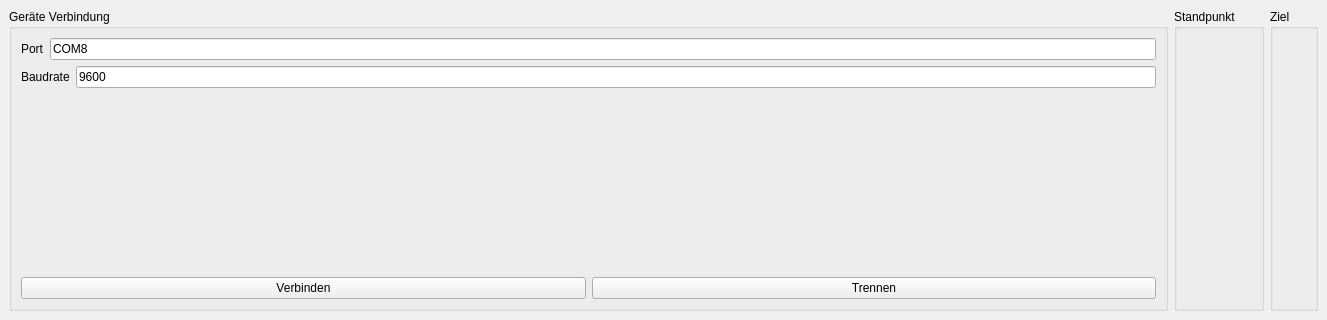
First picture: the form in q_sokkia_plugin_dockwidget_base.ui, repository geopackix/qgis_sokkia, before the edit.
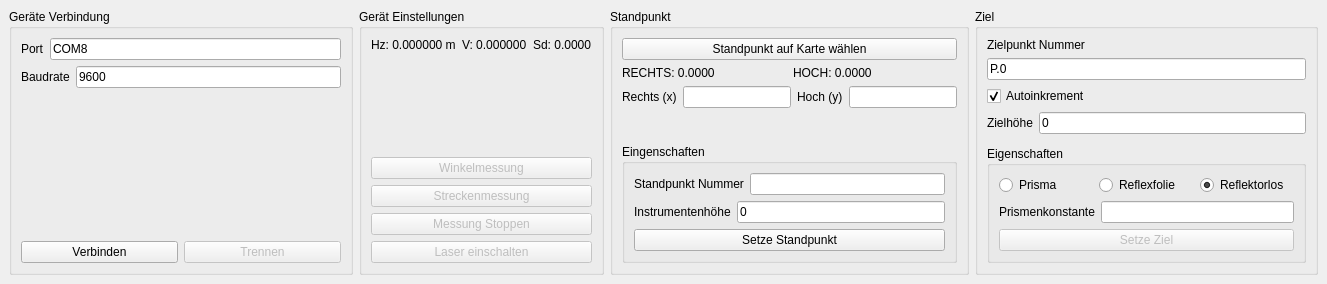
Second picture: the form after the edit.

Commit message: Added basic functionality

The edit to the form file:
```diff
--- a/q_sokkia_plugin_dockwidget_base.ui
+++ b/q_sokkia_plugin_dockwidget_base.ui
@@ -7,7 +7,7 @@
     <x>0</x>
     <y>0</y>
     <width>1327</width>
-    <height>320</height>
+    <height>284</height>
    </rect>
   </property>
   <property name="windowTitle">
@@ -15,13 +15,411 @@
   </property>
   <widget class="QWidget" name="dockWidgetContents">
    <layout class="QGridLayout" name="gridLayout">
+    <item row="0" column="5">
+     <widget class="QGroupBox" name="groupBox_3">
+      <property name="title">
+       <string>Ziel</string>
+      </property>
+      <layout class="QVBoxLayout" name="verticalLayout_4">
+       <item>
+        <widget class="QLabel" name="label_7">
+         <property name="text">
+          <string>Zielpunkt Nummer</string>
+         </property>
+        </widget>
+       </item>
+       <item>
+        <widget class="QLineEdit" name="input_targetid">
+         <property name="text">
+          <string>P.0</string>
+         </property>
+        </widget>
+       </item>
+       <item>
+        <widget class="QCheckBox" name="cb_autoincerement">
+         <property name="text">
+          <string>Autoinkrement</string>
+         </property>
+         <property name="checked">
+          <bool>true</bool>
+         </property>
+        </widget>
+       </item>
+       <item>
+        <layout class="QHBoxLayout" name="horizontalLayout_6">
+         <item>
+          <widget class="QLabel" name="label_5">
+           <property name="text">
+            <string>Zielhöhe</string>
+           </property>
+          </widget>
+         </item>
+         <item>
+          <widget class="QLineEdit" name="input_th">
+           <property name="inputMask">
+            <string/>
+           </property>
+           <property name="text">
+            <string>0</string>
+           </property>
+          </widget>
+         </item>
+        </layout>
+       </item>
+       <item>
+        <spacer name="verticalSpacer_3">
+         <property name="orientation">
+          <enum>Qt::Vertical</enum>
+         </property>
+         <property name="sizeHint" stdset="0">
+          <size>
+           <width>20</width>
+           <height>40</height>
+          </size>
+         </property>
+        </spacer>
+       </item>
+       <item>
+        <widget class="QGroupBox" name="groupBox_4">
+         <property name="title">
+          <string>Eigenschaften</string>
+         </property>
+         <layout class="QVBoxLayout" name="verticalLayout_5">
+          <item>
+           <layout class="QHBoxLayout" name="horizontalLayout_4">
+            <item>
+             <widget class="QRadioButton" name="radio_prism">
+              <property name="text">
+               <string>Prisma</string>
+              </property>
+              <attribute name="buttonGroup">
+               <string notr="true">buttonGroup</string>
+              </attribute>
+             </widget>
+            </item>
+            <item>
+             <widget class="QRadioButton" name="radio_reflex">
+              <property name="text">
+               <string>Reflexfolie</string>
+              </property>
+              <attribute name="buttonGroup">
+               <string notr="true">buttonGroup</string>
+              </attribute>
+             </widget>
+            </item>
+            <item>
+             <widget class="QRadioButton" name="radio_reflectorless">
+              <property name="text">
+               <string>Reflektorlos</string>
+              </property>
+              <property name="checked">
+               <bool>true</bool>
+              </property>
+              <attribute name="buttonGroup">
+               <string notr="true">buttonGroup</string>
+              </attribute>
+             </widget>
+            </item>
+           </layout>
+          </item>
+          <item>
+           <layout class="QHBoxLayout" name="horizontalLayout_5">
+            <item>
+             <widget class="QLabel" name="label_6">
+              <property name="text">
+               <string>Prismenkonstante</string>
+              </property>
+             </widget>
+            </item>
+            <item>
+             <widget class="QLineEdit" name="input_prismConstant"/>
+            </item>
+           </layout>
+          </item>
+          <item>
+           <widget class="QPushButton" name="btn_setTarget">
+            <property name="enabled">
+             <bool>false</bool>
+            </property>
+            <property name="text">
+             <string>Setze Ziel</string>
+            </property>
+           </widget>
+          </item>
+         </layout>
+        </widget>
+       </item>
+      </layout>
+     </widget>
+    </item>
+    <item row="0" column="4">
+     <widget class="QGroupBox" name="groupBox_2">
+      <property name="title">
+       <string>Standpunkt</string>
+      </property>
+      <layout class="QVBoxLayout" name="verticalLayout_3">
+       <item>
+        <widget class="QPushButton" name="btn_select_sp">
+         <property name="text">
+          <string>Standpunkt auf Karte wählen</string>
+         </property>
+        </widget>
+       </item>
+       <item>
+        <layout class="QHBoxLayout" name="horizontalLayout_10">
+         <item>
+          <widget class="QLabel" name="lbl_x">
+           <property name="text">
+            <string>RECHTS: 0.0000</string>
+           </property>
+          </widget>
+         </item>
+         <item>
+          <widget class="QLabel" name="lbl_y">
+           <property name="layoutDirection">
+            <enum>Qt::LeftToRight</enum>
+           </property>
+           <property name="text">
+            <string>HOCH: 0.0000</string>
+           </property>
+          </widget>
+         </item>
+        </layout>
+       </item>
+       <item>
+        <layout class="QHBoxLayout" name="horizontalLayout_11">
+         <item>
+          <widget class="QLabel" name="label_8">
+           <property name="text">
+            <string>Rechts (x)</string>
+           </property>
+          </widget>
+         </item>
+         <item>
+          <widget class="QLineEdit" name="input_sp_x"/>
+         </item>
+         <item>
+          <widget class="QLabel" name="lbl_x1">
+           <property name="text">
+            <string>Hoch (y)</string>
+           </property>
+          </widget>
+         </item>
+         <item>
+          <widget class="QLineEdit" name="input_sp_y"/>
+         </item>
+        </layout>
+       </item>
+       <item>
+        <spacer name="verticalSpacer_2">
+         <property name="orientation">
+          <enum>Qt::Vertical</enum>
+         </property>
+         <property name="sizeHint" stdset="0">
+          <size>
+           <width>20</width>
+           <height>40</height>
+          </size>
+         </property>
+        </spacer>
+       </item>
+       <item>
+        <widget class="QGroupBox" name="groupBox_5">
+         <property name="title">
+          <string>Eingenschaften</string>
+         </property>
+         <layout class="QVBoxLayout" name="verticalLayout_6">
+          <item>
+           <layout class="QHBoxLayout" name="horizontalLayout_7">
+            <item>
+             <widget class="QLabel" name="label_3">
+              <property name="text">
+               <string>Standpunkt Nummer</string>
+              </property>
+             </widget>
+            </item>
+            <item>
+             <widget class="QLineEdit" name="input_standpoint"/>
+            </item>
+           </layout>
+          </item>
+          <item>
+           <layout class="QHBoxLayout" name="horizontalLayout_8">
+            <item>
+             <widget class="QLabel" name="label_4">
+              <property name="text">
+               <string>Instrumentenhöhe</string>
+              </property>
+             </widget>
+            </item>
+            <item>
+             <widget class="QLineEdit" name="input_ih">
+              <property name="text">
+               <string>0</string>
+              </property>
+             </widget>
+            </item>
+           </layout>
+          </item>
+          <item>
+           <widget class="QPushButton" name="btb_setSp">
+            <property name="text">
+             <string>Setze Standpunkt</string>
+            </property>
+           </widget>
+          </item>
+         </layout>
+        </widget>
+       </item>
+      </layout>
+     </widget>
+    </item>
+    <item row="0" column="3">
+     <widget class="QGroupBox" name="groupBox_6">
+      <property name="title">
+       <string>Gerät Einstellungen</string>
+      </property>
+      <layout class="QVBoxLayout" name="verticalLayout_7">
+       <item>
+        <layout class="QHBoxLayout" name="horizontalLayout_9">
+         <item>
+          <widget class="QLabel" name="lbl_ha">
+           <property name="text">
+            <string>Hz: 0.000000 m</string>
+           </property>
+          </widget>
+         </item>
+         <item>
+          <widget class="QLabel" name="lbl_za">
+           <property name="text">
+            <string>V: 0.000000</string>
+           </property>
+          </widget>
+         </item>
+         <item>
+          <widget class="QLabel" name="lbl_sd">
+           <property name="text">
+            <string>Sd: 0.0000</string>
+           </property>
+          </widget>
+         </item>
+        </layout>
+       </item>
+       <item>
+        <spacer name="verticalSpacer_4">
+         <property name="orientation">
+          <enum>Qt::Vertical</enum>
+         </property>
+         <property name="sizeHint" stdset="0">
+          <size>
+           <width>20</width>
+           <height>40</height>
+          </size>
+         </property>
+        </spacer>
+       </item>
+       <item>
+        <widget class="QPushButton" name="btn_measure_a">
+         <property name="enabled">
+          <bool>false</bool>
+         </property>
+         <property name="text">
+          <string>Winkelmessung</string>
+         </property>
+        </widget>
+       </item>
+       <item>
+        <widget class="QPushButton" name="btn_measure">
+         <property name="enabled">
+          <bool>false</bool>
+         </property>
+         <property name="text">
+          <string>Streckenmessung</string>
+         </property>
+        </widget>
+       </item>
+       <item>
+        <widget class="QPushButton" name="btn_measure_stop">
+         <property name="enabled">
+          <bool>false</bool>
+         </property>
+         <property name="text">
+          <string>Messung Stoppen</string>
+         </property>
+        </widget>
+       </item>
+       <item>
+        <widget class="QPushButton" name="btn_laser">
+         <property name="enabled">
+          <bool>false</bool>
+         </property>
+         <property name="text">
+          <string>Laser einschalten</string>
+         </property>
+        </widget>
+       </item>
+      </layout>
+     </widget>
+    </item>
     <item row="0" column="2">
      <widget class="QGroupBox" name="groupBox">
       <property name="title">
        <string>Geräte Verbindung</string>
       </property>
-      <layout class="QVBoxLayout" name="verticalLayout_2">
-       <item>
+      <layout class="QGridLayout" name="gridLayout_2">
+       <item row="1" column="0">
+        <layout class="QHBoxLayout" name="horizontalLayout_3">
+         <item>
+          <widget class="QLabel" name="label_2">
+           <property name="text">
+            <string>Baudrate</string>
+           </property>
+          </widget>
+         </item>
+         <item>
+          <widget class="QLineEdit" name="input_baud">
+           <property name="text">
+            <string>9600</string>
+           </property>
+          </widget>
+         </item>
+        </layout>
+       </item>
+       <item row="2" column="0">
+        <spacer name="verticalSpacer">
+         <property name="orientation">
+          <enum>Qt::Vertical</enum>
+         </property>
+         <property name="sizeHint" stdset="0">
+          <size>
+           <width>20</width>
+           <height>40</height>
+          </size>
+         </property>
+        </spacer>
+       </item>
+       <item row="3" column="0">
+        <layout class="QHBoxLayout" name="horizontalLayout">
+         <item>
+          <widget class="QPushButton" name="btn_connect">
+           <property name="text">
+            <string>Verbinden</string>
+           </property>
+          </widget>
+         </item>
+         <item>
+          <widget class="QPushButton" name="btn_disconnect">
+           <property name="enabled">
+            <bool>false</bool>
+           </property>
+           <property name="text">
+            <string>Trennen</string>
+           </property>
+          </widget>
+         </item>
+        </layout>
+       </item>
+       <item row="0" column="0">
         <layout class="QHBoxLayout" name="horizontalLayout_2">
          <item>
           <widget class="QLabel" name="label">
@@ -42,76 +440,9 @@
          </item>
         </layout>
        </item>
-       <item>
-        <layout class="QHBoxLayout" name="horizontalLayout_3">
-         <item>
-          <widget class="QLabel" name="label_2">
-           <property name="text">
-            <string>Baudrate</string>
-           </property>
-          </widget>
-         </item>
-         <item>
-          <widget class="QLineEdit" name="input_baud">
-           <property name="text">
-            <string>9600</string>
-           </property>
-          </widget>
-         </item>
-        </layout>
-       </item>
-       <item>
-        <spacer name="verticalSpacer">
-         <property name="orientation">
-          <enum>Qt::Vertical</enum>
-         </property>
-         <property name="sizeHint" stdset="0">
-          <size>
-           <width>20</width>
-           <height>40</height>
-          </size>
-         </property>
-        </spacer>
-       </item>
-       <item>
-        <layout class="QVBoxLayout" name="verticalLayout">
-         <item>
-          <layout class="QHBoxLayout" name="horizontalLayout">
-           <item>
-            <widget class="QPushButton" name="btn_connect">
-             <property name="text">
-              <string>Verbinden</string>
-             </property>
-            </widget>
-           </item>
-           <item>
-            <widget class="QPushButton" name="btn_disconnect">
-             <property name="text">
-              <string>Trennen</string>
-             </property>
-            </widget>
-           </item>
-          </layout>
-         </item>
-        </layout>
-       </item>
       </layout>
      </widget>
     </item>
-    <item row="0" column="3">
-     <widget class="QGroupBox" name="groupBox_2">
-      <property name="title">
-       <string>Standpunkt</string>
-      </property>
-     </widget>
-    </item>
-    <item row="0" column="4">
-     <widget class="QGroupBox" name="groupBox_3">
-      <property name="title">
-       <string>Ziel</string>
-      </property>
-     </widget>
-    </item>
    </layout>
   </widget>
  </widget>
```
Left out of the diff: 3 changed lines with no effect on the pictures. The commit also changes 2 other files.
